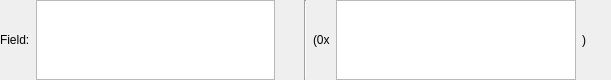
Before: the Qt Designer form src/app/comms_champion/src/ui/StringFieldWidget.ui in commschamp/comms_champion, drawn with Qt 5.
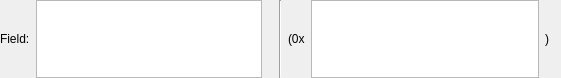
After: the same form once the commit is applied.

Commit message: Added an ability to crate extra field widgets and insert them into generate message widget.

What changed in the file:
```diff
--- a/src/app/comms_champion/src/ui/StringFieldWidget.ui
+++ b/src/app/comms_champion/src/ui/StringFieldWidget.ui
@@ -6,8 +6,8 @@
    <rect>
     <x>0</x>
     <y>0</y>
-    <width>611</width>
-    <height>80</height>
+    <width>561</width>
+    <height>78</height>
    </rect>
   </property>
   <property name="windowTitle">
@@ -27,7 +27,20 @@
     <number>0</number>
    </property>
    <item>
+    <widget class="QWidget" name="m_valueWidget" native="true">
     <layout class="QHBoxLayout" name="horizontalLayout">
+      <property name="leftMargin">
+       <number>0</number>
+      </property>
+      <property name="topMargin">
+       <number>0</number>
+      </property>
+      <property name="rightMargin">
+       <number>0</number>
+      </property>
+      <property name="bottomMargin">
+       <number>0</number>
+      </property>
      <item>
       <widget class="QLabel" name="m_nameLabel">
        <property name="text">
@@ -56,6 +69,7 @@
       </spacer>
      </item>
     </layout>
+    </widget>
    </item>
    <item>
     <widget class="Line" name="line">
@@ -65,7 +79,20 @@
     </widget>
    </item>
    <item>
+    <widget class="QWidget" name="m_serValueWidget" native="true">
     <layout class="QHBoxLayout" name="horizontalLayout_2">
+      <property name="leftMargin">
+       <number>0</number>
+      </property>
+      <property name="topMargin">
+       <number>0</number>
+      </property>
+      <property name="rightMargin">
+       <number>0</number>
+      </property>
+      <property name="bottomMargin">
+       <number>0</number>
+      </property>
      <item>
       <widget class="QLabel" name="m_serFrontLabel">
        <property name="text">
@@ -104,6 +131,7 @@
       </spacer>
      </item>
     </layout>
+    </widget>
    </item>
   </layout>
  </widget>
```
Left out of the diff: 2 changed lines with no effect on the pictures. Lines whose indentation alone changed are shown as unchanged. The commit also changes 28 other files.
